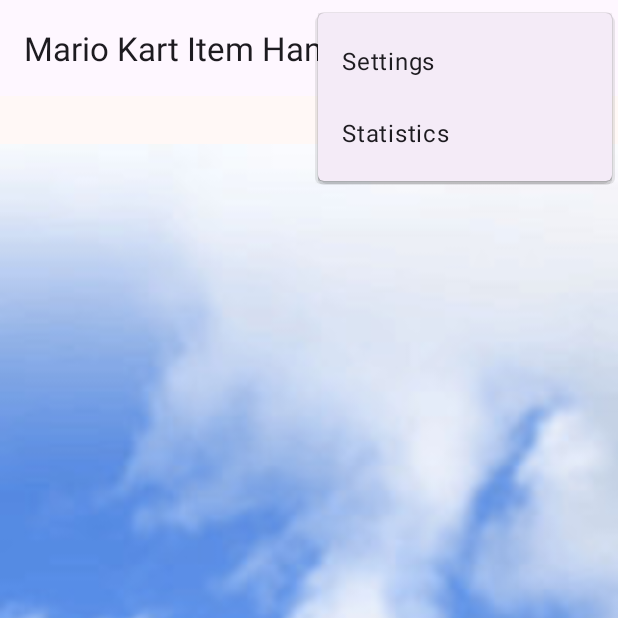
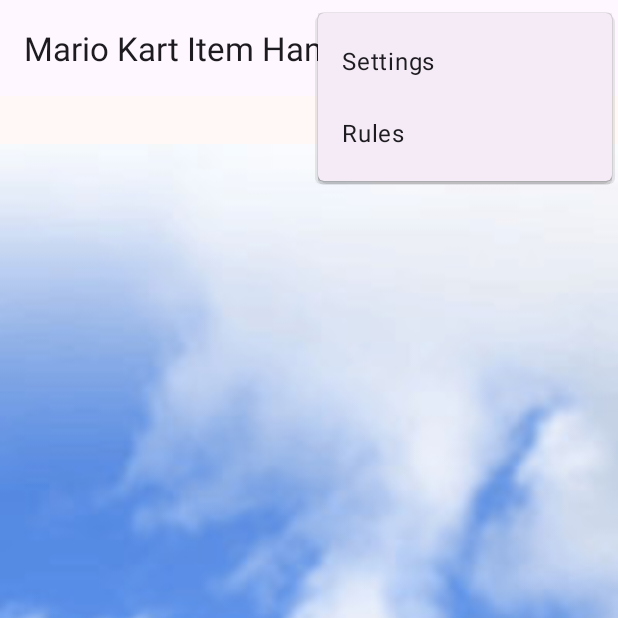
Before and after one commit to Golos1/AndroidHangman, an Android app: the screen it shows after launch (MainActivity), with the options menu open, on a phone screen of 412 x 824 dp, the top half of it. Run offline under Robolectric (Android 15) with nearby library versions, the phone set to English and light mode, and no system bars.

Commit message:
added rules dialog.

```diff
--- a/app/src/main/res/layout-land/activity_main.xml
+++ b/app/src/main/res/layout-land/activity_main.xml
@@ -65,11 +65,13 @@
             android:layout_width="0dp"
             android:layout_height="?actionBarSize"
             app:layout_constraintBottom_toBottomOf="parent"
-            app:layout_constraintEnd_toEndOf="parent"
+            app:layout_constraintStart_toStartOf="parent"
             android:hint="@string/guess_hint"
             android:lines="1"
+            android:maxLines="1"
+            android:inputType="text"
             android:background="@color/md_theme_onSecondary"
-            app:layout_constraintWidth_percent="0.8"
+            app:layout_constraintWidth_percent="0.5"
             />
 
     </androidx.constraintlayout.widget.ConstraintLayout>
--- a/app/src/main/res/menu/menu_main.xml
+++ b/app/src/main/res/menu/menu_main.xml
@@ -8,9 +8,9 @@
         android:title="@string/action_settings"
         app:showAsAction="collapseActionView" />
     <item
-        android:id="@+id/action_statistics"
+        android:id="@+id/action_rules"
         android:orderInCategory="101"
-        android:title="@string/statistics"
+        android:title="@string/see_rules"
         app:showAsAction="collapseActionView"
         />
 
--- a/app/src/main/res/values/strings.xml
+++ b/app/src/main/res/values/strings.xml
@@ -29,6 +29,7 @@
         If you guess the whole word and are wrong, then the penalty is greater, filling out
         two of the hangman pieces instead of one.
         Spaces are not included in the word, so if the item is Bullet Bill, you want to guess BulletBill.
+        This is not case-sensitive, so bulletbill would also work.
         Fill out all the letters to win.
    </string>
 
@@ -56,4 +57,5 @@
     <string name="attachment_summary_off">Only download attachments when manually requested</string>
     <string name="night_mode">night_mode</string>
     <string name="autosave">autosave</string>
+    <string name="see_rules">Rules</string>
 </resources>
```
Also changed, not shown: app/src/main/java/com/example/androidhangmanapp/activities/MainActivity.java (+8 -0 lines), app/src/main/java/lib/Utils.java (+26 -0 lines).
